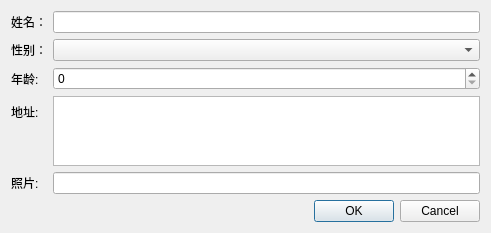
This is mysql/userinfo_dlg.ui in RiccoLiu/qt_cpp as Qt 5 draws it before an edit. The edited form follows.
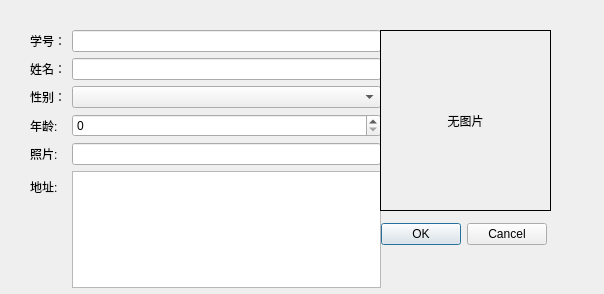
This is the edited form.

```diff
--- a/mysql/userinfo_dlg.ui
+++ b/mysql/userinfo_dlg.ui
@@ -6,32 +6,57 @@
    <rect>
     <x>0</x>
     <y>0</y>
-    <width>491</width>
-    <height>220</height>
+    <width>604</width>
+    <height>294</height>
    </rect>
   </property>
   <property name="windowTitle">
    <string>Dialog</string>
   </property>
+  <widget class="QDialogButtonBox" name="buttonBox">
+   <property name="geometry">
+    <rect>
+     <x>380</x>
+     <y>220</y>
+     <width>167</width>
+     <height>28</height>
+    </rect>
+   </property>
+   <property name="orientation">
+    <enum>Qt::Orientation::Horizontal</enum>
+   </property>
+   <property name="standardButtons">
+    <set>QDialogButtonBox::StandardButton::Cancel|QDialogButtonBox::StandardButton::Ok</set>
+   </property>
+  </widget>
+  <widget class="QWidget" name="formLayoutWidget">
+   <property name="geometry">
+    <rect>
+     <x>30</x>
+     <y>30</y>
+     <width>351</width>
+     <height>258</height>
+    </rect>
+   </property>
   <layout class="QFormLayout" name="formLayout">
-   <item row="0" column="0">
+    <item row="1" column="0">
     <widget class="QLabel" name="label">
      <property name="text">
       <string>姓名：</string>
      </property>
     </widget>
    </item>
-   <item row="0" column="1">
+    <item row="1" column="1">
     <widget class="QLineEdit" name="name"/>
    </item>
-   <item row="1" column="0">
+    <item row="2" column="0">
     <widget class="QLabel" name="label_2">
      <property name="text">
       <string>性别：</string>
      </property>
     </widget>
    </item>
-   <item row="1" column="1">
+    <item row="2" column="1">
     <widget class="QComboBox" name="gender">
      <property name="editable">
       <bool>false</bool>
@@ -50,20 +75,29 @@
      </property>
     </widget>
    </item>
-   <item row="2" column="0">
+    <item row="3" column="0">
     <widget class="QLabel" name="label_3">
      <property name="text">
       <string>年龄:</string>
      </property>
     </widget>
    </item>
-   <item row="3" column="0">
+    <item row="3" column="1">
+     <widget class="QSpinBox" name="age"/>
+    </item>
+    <item row="5" column="0">
     <widget class="QLabel" name="label_4">
      <property name="text">
       <string>地址:</string>
      </property>
     </widget>
    </item>
+    <item row="5" column="1">
+     <widget class="QTextEdit" name="address"/>
+    </item>
+    <item row="4" column="1">
+     <widget class="QLineEdit" name="photo"/>
+    </item>
    <item row="4" column="0">
     <widget class="QLabel" name="label_5">
      <property name="text">
@@ -71,26 +105,40 @@
      </property>
     </widget>
    </item>
-   <item row="4" column="1">
-    <widget class="QLineEdit" name="photo"/>
-   </item>
-   <item row="5" column="0" colspan="2">
-    <widget class="QDialogButtonBox" name="buttonBox">
-     <property name="orientation">
-      <enum>Qt::Orientation::Horizontal</enum>
-     </property>
-     <property name="standardButtons">
-      <set>QDialogButtonBox::StandardButton::Cancel|QDialogButtonBox::StandardButton::Ok</set>
+    <item row="0" column="0">
+     <widget class="QLabel" name="label_6">
+      <property name="text">
+       <string>学号：</string>
      </property>
     </widget>
    </item>
-   <item row="3" column="1">
-    <widget class="QTextEdit" name="address"/>
-   </item>
-   <item row="2" column="1">
-    <widget class="QSpinBox" name="age"/>
-   </item>
-  </layout>
+    <item row="0" column="1">
+     <widget class="QLineEdit" name="user_id"/>
+    </item>
+   </layout>
+  </widget>
+  <widget class="QLabel" name="img_preview">
+   <property name="geometry">
+    <rect>
+     <x>380</x>
+     <y>30</y>
+     <width>171</width>
+     <height>181</height>
+    </rect>
+   </property>
+   <property name="frameShape">
+    <enum>QFrame::Shape::Box</enum>
+   </property>
+   <property name="text">
+    <string>无图片</string>
+   </property>
+   <property name="scaledContents">
+    <bool>true</bool>
+   </property>
+   <property name="alignment">
+    <set>Qt::AlignmentFlag::AlignCenter</set>
+   </property>
+  </widget>
  </widget>
  <resources/>
  <connections>
```
Lines whose indentation alone changed are shown as unchanged.
